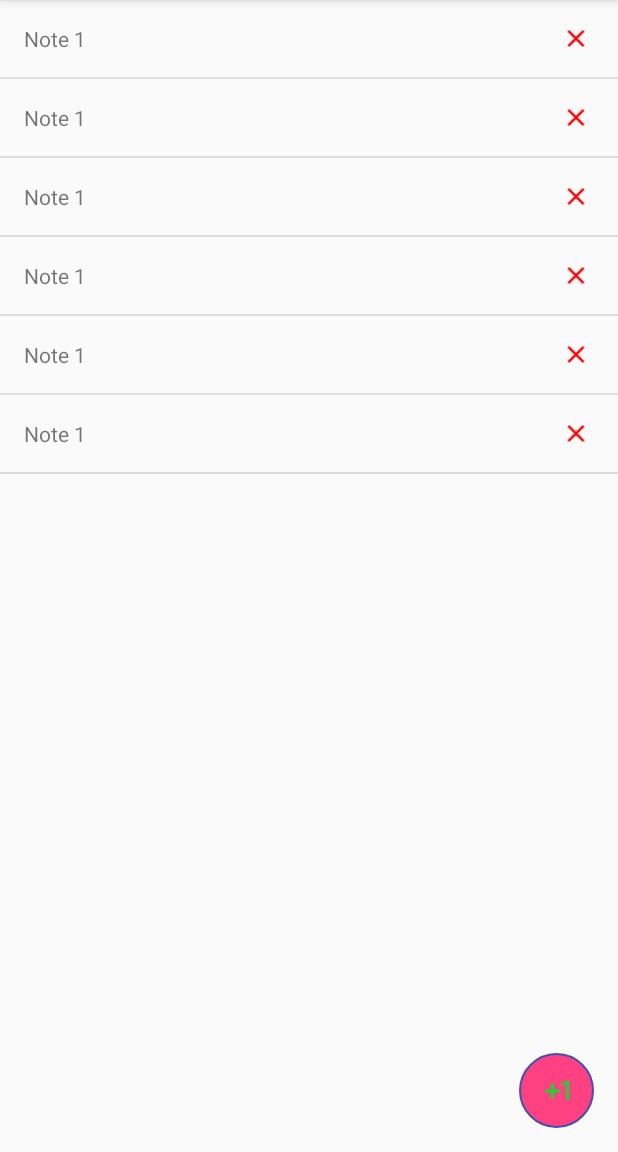
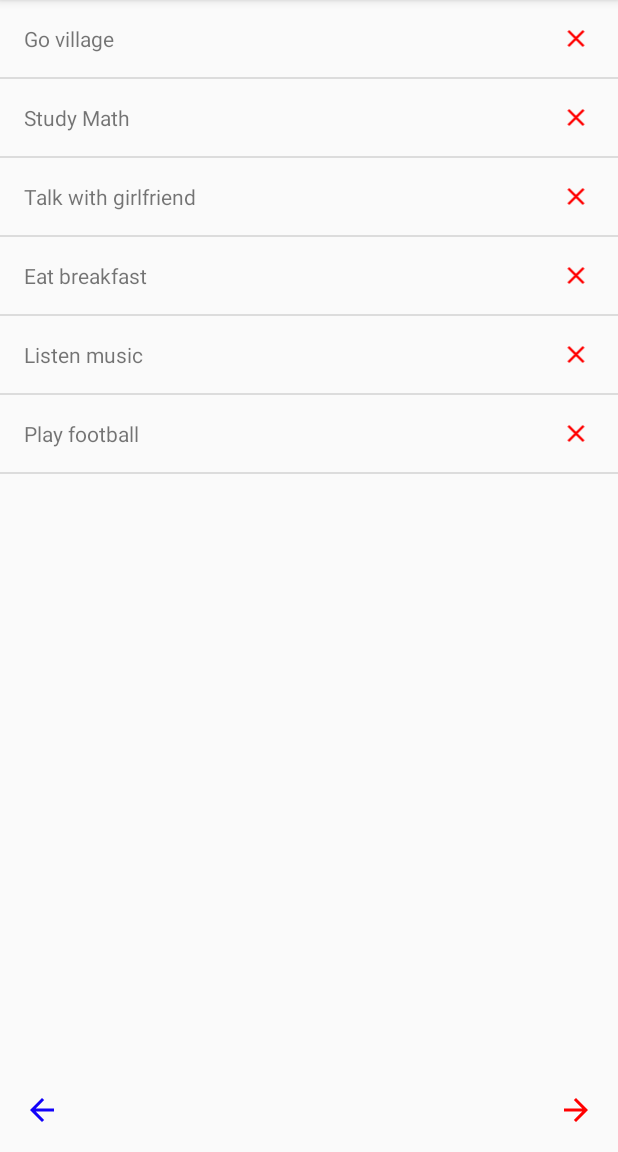
Before and after one commit to thanhviet-ucan/SmartListAdapter, an Android app: the screen it shows after launch (MainActivity), on a phone screen of 412 x 824 dp, the part 84-1236 px from its top. Run offline under Robolectric (Android 15) with nearby library versions, the phone set to English and light mode, and no system bars.

Commit message:
Update important

```diff
--- a/app/build.gradle
+++ b/app/build.gradle
@@ -29,16 +29,6 @@ dependencies {
     implementation 'com.android.support:appcompat-v7:27.1.0'
     implementation 'com.android.support.constraint:constraint-layout:1.0.2'
     implementation 'com.android.support:recyclerview-v7:27.1.0'
-    // ViewModel and LiveData
-    implementation "android.arch.lifecycle:extensions:1.1.1"
-    annotationProcessor "android.arch.lifecycle:compiler:1.0.0"
-
-    // Room
-    implementation "android.arch.persistence.room:runtime:1.1.0-beta1"
-    annotationProcessor "android.arch.persistence.room:compiler:1.0.0"
-
-    // Paging
-    implementation "android.arch.paging:runtime:1.0.0-alpha7"
     testImplementation 'junit:junit:4.12'
     androidTestImplementation 'com.android.support.test:runner:1.0.1'
     androidTestImplementation 'com.android.support.test.espresso:espresso-core:3.0.1'
--- a/app/src/main/java/com/thanhviet/smartlistadapter/MainActivity.kt
+++ b/app/src/main/java/com/thanhviet/smartlistadapter/MainActivity.kt
@@ -4,31 +4,41 @@ import android.os.Bundle
 import android.support.v7.app.AppCompatActivity
 import android.support.v7.widget.DividerItemDecoration
 import android.support.v7.widget.LinearLayoutManager
+import android.widget.Toast
 import kotlinx.android.synthetic.main.activity_main.*
 
 class MainActivity : AppCompatActivity() {
 
   private val noteRepository = NoteRepository()
-  private var noteAdapter = NoteAdapter(noteRepository.instanceData) { position: Int ->
+  var dataList = noteRepository.instanceData
+  private var noteAdapter = NoteAdapter() { position: Int ->
     deleteNote(position)
   }
 
   private fun deleteNote(position: Int) {
-    noteAdapter.listNote.removeAt(position)
+    dataList.removeAt(position)
     noteAdapter.notifyItemRemoved(position)
   }
 
   override fun onCreate(savedInstanceState: Bundle?) {
     super.onCreate(savedInstanceState)
     setContentView(R.layout.activity_main)
-
+    noteAdapter.submitList(dataList)
     recycler_main.apply {
       layoutManager = LinearLayoutManager(this@MainActivity)
       adapter = noteAdapter
       addItemDecoration(DividerItemDecoration(context, DividerItemDecoration.VERTICAL))
     }
-    plus_btn.setOnClickListener {
-      noteAdapter.submitList(noteRepository.dataUpdate)
+    btn_forward.setOnClickListener {
+      Toast.makeText(this, "Forward Page", Toast.LENGTH_SHORT).show()
+      dataList = noteRepository.dataUpdate
+      noteAdapter.submitList(dataList)
+    }
+
+    btn_back.setOnClickListener {
+      Toast.makeText(this, "Back Page", Toast.LENGTH_SHORT).show()
+      dataList = noteRepository.instanceData
+      noteAdapter.submitList(dataList)
     }
   }
 
--- a/app/src/main/java/com/thanhviet/smartlistadapter/NoteAdapter.kt
+++ b/app/src/main/java/com/thanhviet/smartlistadapter/NoteAdapter.kt
@@ -1,6 +1,9 @@
 package com.thanhviet.smartlistadapter
 
+import android.support.v7.recyclerview.extensions.AsyncDifferConfig
+import android.support.v7.recyclerview.extensions.AsyncListDiffer
 import android.support.v7.recyclerview.extensions.ListAdapter
+import android.support.v7.util.AdapterListUpdateCallback
 import android.support.v7.widget.RecyclerView
 import android.view.LayoutInflater
 import android.view.View
@@ -11,18 +14,17 @@ import android.widget.TextView
 /**
  * Created by FRAMGIA\bui.dinh.viet on 27/03/2018.
  */
-class NoteAdapter(var listNote: MutableList<Note>,
+class NoteAdapter(
     val clickListener: (Int) -> Unit) : ListAdapter<Note, NoteAdapter.NoteVH>(NoteDiffCallBack()) {
   override fun onBindViewHolder(holder: NoteVH, position: Int) {
-    holder.bindData(listNote?.get(position), clickListener)
+
+    holder.bindData(getItem(position), clickListener)
   }
 
   override fun onCreateViewHolder(parent: ViewGroup, viewType: Int): NoteVH {
     val inflater = LayoutInflater.from(parent.context)
     return NoteVH(inflater.inflate(R.layout.item_note, parent, false))
   }
-
-  override fun getItemCount() = listNote.size
 
   class NoteVH(itemView: View) : RecyclerView.ViewHolder(itemView) {
     private val title: TextView = itemView.findViewById(R.id.title)
--- a/app/src/main/java/com/thanhviet/smartlistadapter/NoteRepository.kt
+++ b/app/src/main/java/com/thanhviet/smartlistadapter/NoteRepository.kt
@@ -13,10 +13,17 @@ class NoteRepository {
       Note(6, "Play football")
   )
 
+  private var dataNew = mutableListOf<Note>(
+      Note(1, "Tom is new friend"),
+      Note(2, "Must married"),
+      Note(3, "Kiss a new friend"),
+      Note(4, "Sleep"),
+      Note(5, "Enjoy new car"),
+      Note(6, "Buy a big house")
+  )
+
   val instanceData: MutableList<Note> get() = data
 
-  val dataUpdate: MutableList<Note> get() {
-    data.set(3, Note(3, "Do morning exercise"))
-    return data
-  }
+  val dataUpdate: MutableList<Note> get() = dataNew
+//    data.set(3, Note(3, "Do morning exercise"))
 }
--- /dev/null
+++ b/app/src/main/res/drawable/ic_arrow_back.xml
@@ -0,0 +1,9 @@
+<vector xmlns:android="http://schemas.android.com/apk/res/android"
+        android:width="24dp"
+        android:height="24dp"
+        android:viewportWidth="24.0"
+        android:viewportHeight="24.0">
+    <path
+        android:fillColor="#1202f9"
+        android:pathData="M20,11H7.83l5.59,-5.59L12,4l-8,8 8,8 1.41,-1.41L7.83,13H20v-2z"/>
+</vector>
--- /dev/null
+++ b/app/src/main/res/drawable/ic_arrow_forward.xml
@@ -0,0 +1,9 @@
+<vector xmlns:android="http://schemas.android.com/apk/res/android"
+        android:width="24dp"
+        android:height="24dp"
+        android:viewportWidth="24.0"
+        android:viewportHeight="24.0">
+    <path
+        android:fillColor="#ff0000"
+        android:pathData="M12,4l-1.41,1.41L16.17,11H4v2h12.17l-5.58,5.59L12,20l8,-8z"/>
+</vector>
--- a/app/src/main/res/layout/activity_main.xml
+++ b/app/src/main/res/layout/activity_main.xml
@@ -14,15 +14,27 @@
         />
 
     <ImageButton
-        android:id="@+id/plus_btn"
+        android:id="@+id/btn_forward"
         android:layout_width="wrap_content"
         android:layout_height="wrap_content"
         android:layout_alignParentBottom="true"
         android:layout_alignParentEnd="true"
         android:layout_margin="16dp"
-        android:background="@drawable/bg_circle"
+        android:background="@color/transparent"
         android:foreground="?selectableItemBackground"
-        android:src="@drawable/ic_exposure_plus"
+        android:src="@drawable/ic_arrow_forward"
+        />
+
+    <ImageButton
+        android:id="@+id/btn_back"
+        android:layout_width="wrap_content"
+        android:layout_height="wrap_content"
+        android:layout_alignParentBottom="true"
+        android:layout_alignParentStart="true"
+        android:layout_margin="16dp"
+        android:background="@color/transparent"
+        android:foreground="?selectableItemBackground"
+        android:src="@drawable/ic_arrow_back"
         />
 
 </RelativeLayout>
--- a/app/src/main/res/values/colors.xml
+++ b/app/src/main/res/values/colors.xml
@@ -5,4 +5,5 @@
     <color name="colorAccent">#FF4081</color>
     <color name="grey">#878686</color>
     <color name="red">#ff0000</color>
+    <color name="transparent">#00ffffff</color>
 </resources>
```
